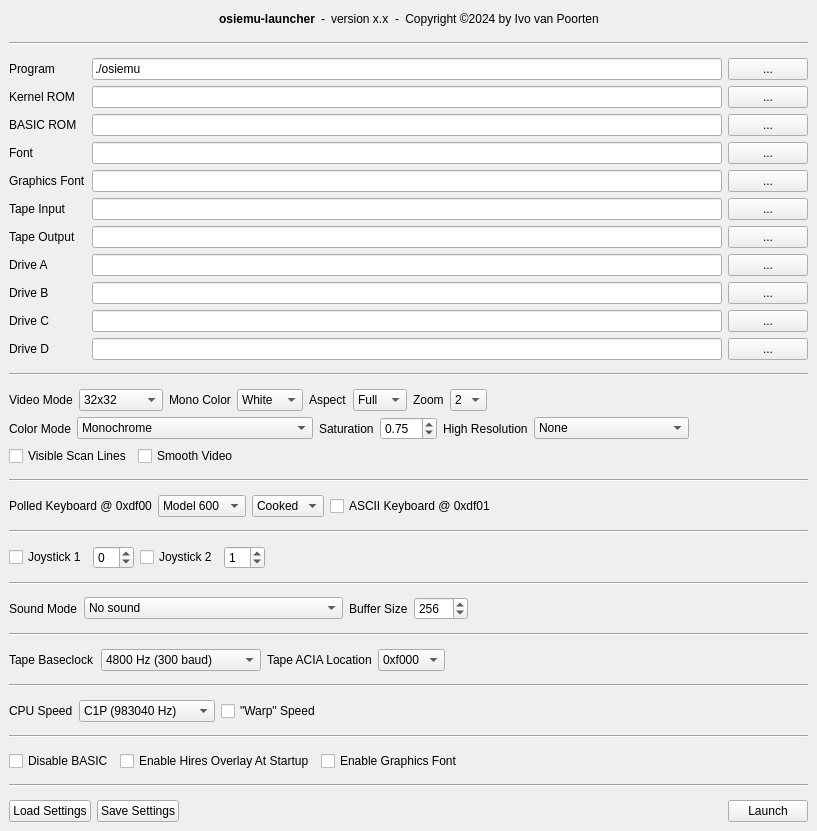
Qt form launcher/src/mainwindow.ui (ivop/osiemu) before a commit.
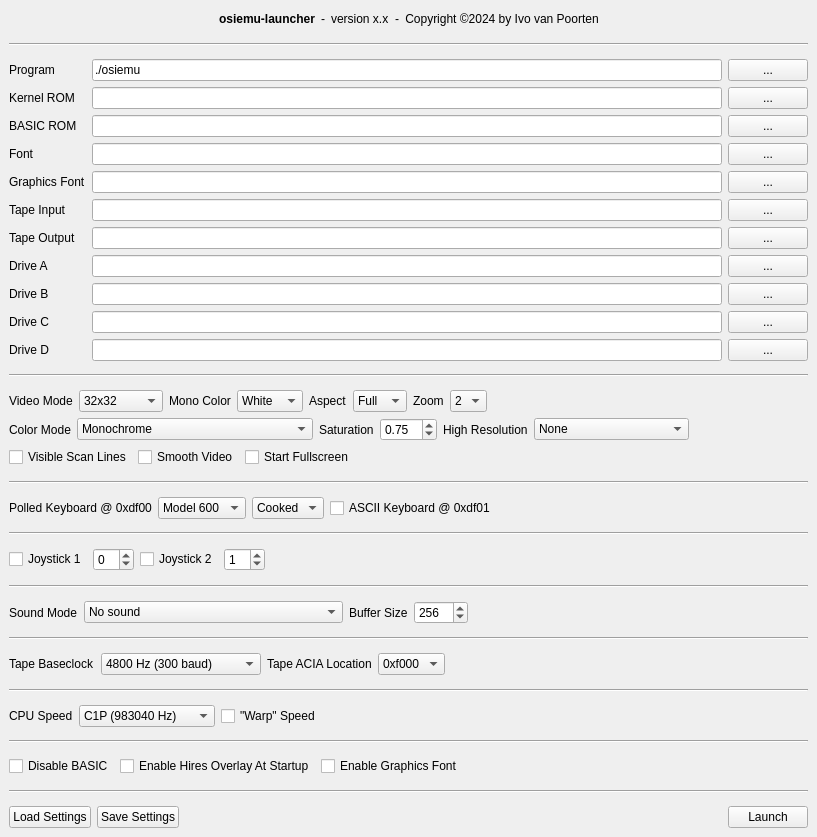
The same form after that commit.

Commit message: Add fullscreen switch to GUI, update sample launcher settings files.

The edit to the form file:
```diff
--- a/launcher/src/mainwindow.ui
+++ b/launcher/src/mainwindow.ui
@@ -7,7 +7,7 @@
     <x>0</x>
     <y>0</y>
     <width>817</width>
-    <height>831</height>
+    <height>837</height>
    </rect>
   </property>
   <property name="windowTitle">
@@ -585,6 +585,13 @@
           </property>
          </widget>
         </item>
+        <item>
+         <widget class="QCheckBox" name="check_start_fullscreen">
+          <property name="text">
+           <string>Start Fullscreen</string>
+          </property>
+         </widget>
+        </item>
         <item>
          <spacer name="horizontalSpacer_4">
           <property name="orientation">
```
The commit also changes 3 other files.
